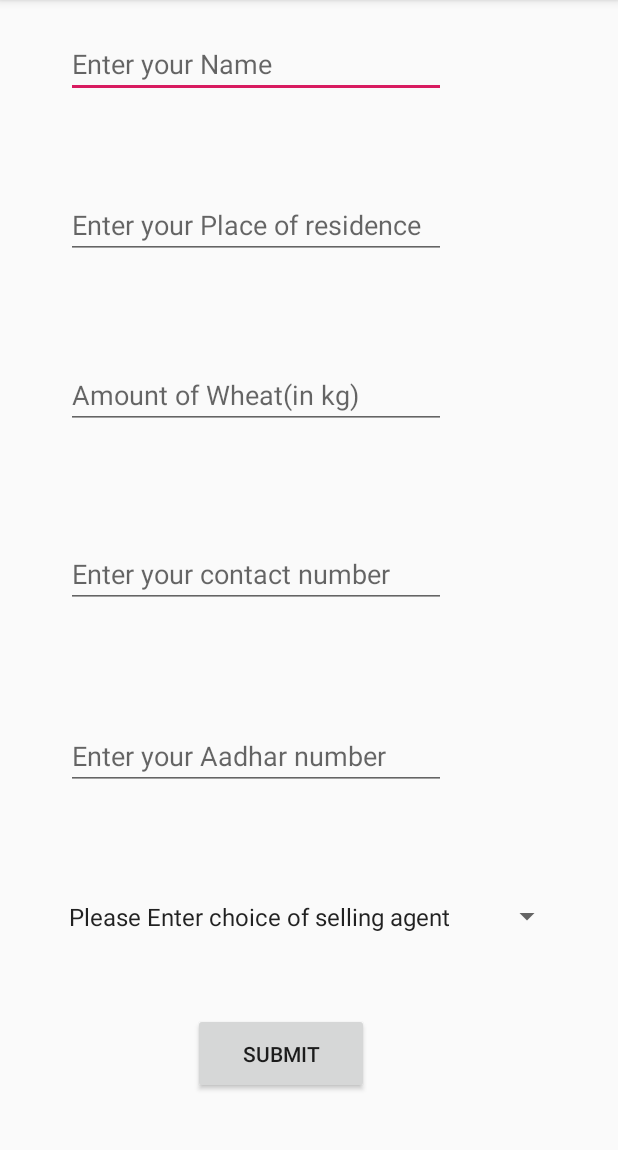
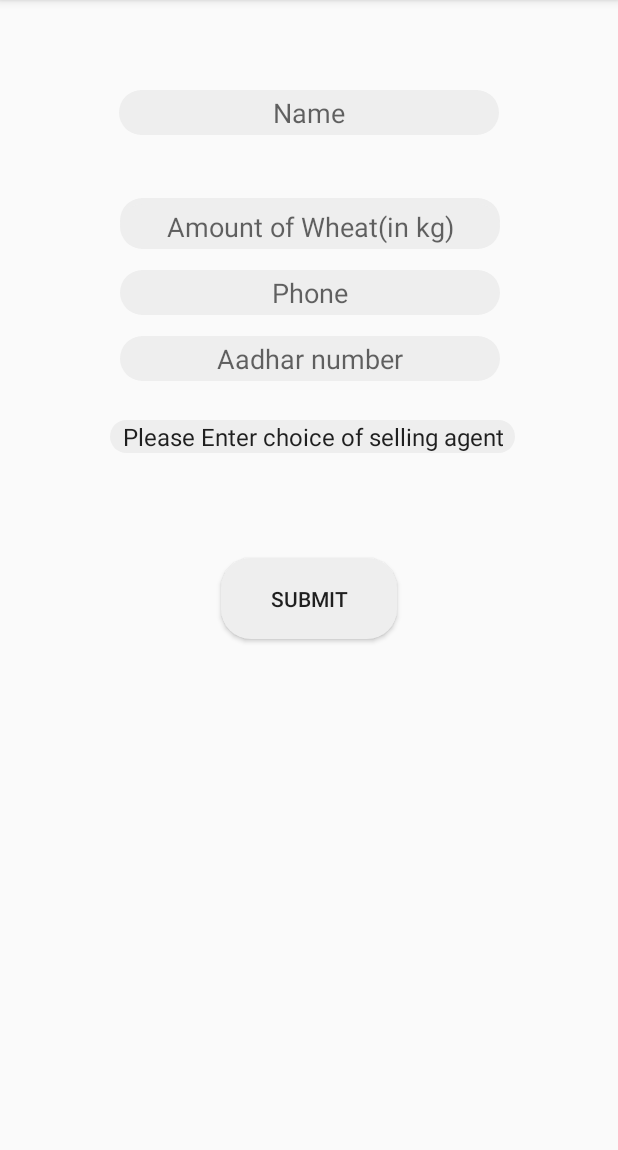
Before and after one commit to abhi211199/Resedue, an Android app: the form screen opened directly, with no data from a screen before it, after a tap on "SUBMIT", on a phone screen of 412 x 824 dp, the part 84-1234 px from its top. Run offline under Robolectric (Android 15) with nearby library versions, the phone set to English and light mode, and no system bars; our stand-ins replace Firebase (no records; nobody signed in at launch, a user with empty details on screens opened directly).

```diff
--- a/app/src/main/AndroidManifest.xml
+++ b/app/src/main/AndroidManifest.xml
@@ -9,7 +9,7 @@
         android:roundIcon="@mipmap/ic_launcher_round"
         android:supportsRtl="true"
         android:theme="@style/AppTheme">
-        <activity android:name=".MainActivity">
+        <activity android:name=".client">
             <intent-filter>
                 <action android:name="android.intent.action.MAIN" />
 
@@ -17,6 +17,7 @@
             </intent-filter>
         </activity>
         <activity android:name=".server" />
+        <activity android:name=".MainActivity" />
         <activity android:name=".form"></activity>
     </application>
 
--- a/app/src/main/java/com/example/resedue/resedue/MainActivity.java
+++ b/app/src/main/java/com/example/resedue/resedue/MainActivity.java
@@ -9,6 +9,7 @@ import android.support.v7.widget.RecyclerView;
 import android.util.Log;
 import android.view.View;
 import android.widget.EditText;
+import android.widget.Toast;
 
 import com.google.firebase.database.DataSnapshot;
 import com.google.firebase.database.DatabaseError;
@@ -76,6 +77,7 @@ public class MainActivity extends AppCompatActivity {
 
             @Override
             public void onCancelled(DatabaseError error) {
+                Toast.makeText(MainActivity.this, "No Entries found!!", Toast.LENGTH_SHORT).show();
                 Log.w("Hello", "Failed to read value.", error.toException());
             }
         });
--- a/app/src/main/java/com/example/resedue/resedue/form.java
+++ b/app/src/main/java/com/example/resedue/resedue/form.java
@@ -62,21 +62,29 @@ public class form extends AppCompatActivity {
     //getting values of form
     public void getVal()
     {
-        user.setAddress(name.getText().toString());
+        user.setAddress(add.getText().toString());
         user.setMob(mob.getText().toString());
         user.setName(name.getText().toString());
         user.setWt(wt.getText().toString());
-        user.setSell(s.toString());
+        user.setSell(s);
         user.setStatus("PENDING");
     }
 
+    public boolean check()
+    {
+        if(((name.getText().toString()).isEmpty())||((mob.getText().toString()).isEmpty())||((add.getText().toString()).isEmpty())||((wt.getText().toString()).isEmpty())||(s.equals("Please Enter choice of selling agent"))) {
+            return true;
+        }
+        return false;
+    }
     //adding values in database
-    public void add(View view)
-    {
-        final Date currentTime = Calendar.getInstance().getTime();
+    public void add(View view) {
+        if (check()) {
+            Toast.makeText(form.this, "Please enter proper details!!", Toast.LENGTH_SHORT).show();
+        } else {
             getVal();
-        database=FirebaseDatabase.getInstance();
-        ref=database.getReference("users");
+            database = FirebaseDatabase.getInstance();
+            ref = database.getReference("users");
             key = ref.push().getKey();
 //        Toast.makeText(this,key,Toast.LENGTH_LONG).show();
             ref.addListenerForSingleValueEvent(new ValueEventListener() {
@@ -84,7 +92,7 @@ public class form extends AppCompatActivity {
                 public void onDataChange(@NonNull DataSnapshot dataSnapshot) {
                     getVal();
                     ref.child(id.getText().toString()).child(key).setValue(user);
-                Toast.makeText(form.this,"success".toString(),Toast.LENGTH_SHORT).show();
+                    Toast.makeText(form.this, "Data Successfully entered!!", Toast.LENGTH_SHORT).show();
                 }
 
                 @Override
@@ -95,3 +103,4 @@ public class form extends AppCompatActivity {
 
         }
     }
+}
--- /dev/null
+++ b/app/src/main/res/drawable/button.xml
@@ -0,0 +1,7 @@
+<?xml version="1.0" encoding="utf-8"?>
+<shape xmlns:android="http://schemas.android.com/apk/res/android"
+    android:shape="rectangle">
+    <solid android:color="#EEEEEE"/>
+    <corners
+        android:radius="20dp" />
+</shape>
--- /dev/null
+++ b/app/src/main/res/drawable/edittext.xml
@@ -0,0 +1,7 @@
+<?xml version="1.0" encoding="utf-8"?>
+<shape xmlns:android="http://schemas.android.com/apk/res/android"
+    android:shape="rectangle" android:padding="10dp">
+    <solid android:color="#EEEEEE"/>
+    <corners
+        android:radius="20dp"/>
+</shape>
--- a/app/src/main/res/layout/activity_form.xml
+++ b/app/src/main/res/layout/activity_form.xml
@@ -1,6 +1,7 @@
 <?xml version="1.0" encoding="utf-8"?>
 <android.support.constraint.ConstraintLayout xmlns:android="http://schemas.android.com/apk/res/android"
     xmlns:app="http://schemas.android.com/apk/res-auto"
+    android:orientation="vertical"
     xmlns:tools="http://schemas.android.com/tools"
     android:layout_width="match_parent"
     android:layout_height="match_parent"
@@ -9,136 +10,123 @@
     <EditText
         android:id="@+id/name"
         android:layout_width="253dp"
-        android:layout_height="wrap_content"
-        android:layout_marginStart="8dp"
-        android:layout_marginLeft="8dp"
+        android:layout_height="30dp"
         android:layout_marginTop="8dp"
-        android:layout_marginEnd="8dp"
-        android:layout_marginRight="8dp"
         android:layout_marginBottom="8dp"
+        android:background="@drawable/edittext"
         android:ems="10"
-        android:hint="Enter your Name"
+        android:gravity="center"
+        android:hint="Name"
         android:inputType="textPersonName"
+        android:textAlignment="center"
         app:layout_constraintBottom_toBottomOf="parent"
-        app:layout_constraintEnd_toEndOf="parent"
-        app:layout_constraintHorizontal_bias="0.252"
-        app:layout_constraintStart_toStartOf="parent"
+        app:layout_constraintLeft_toLeftOf="parent"
+        app:layout_constraintRight_toRightOf="parent"
         app:layout_constraintTop_toTopOf="parent"
-        app:layout_constraintVertical_bias="0.017" />
+        app:layout_constraintVertical_bias="0.072" />
 
     <EditText
         android:id="@+id/address"
         android:layout_width="253dp"
-        android:layout_height="wrap_content"
-        android:layout_marginStart="8dp"
+        android:layout_height="30dp"
         android:layout_marginLeft="8dp"
         android:layout_marginTop="8dp"
-        android:layout_marginEnd="8dp"
         android:layout_marginRight="8dp"
         android:layout_marginBottom="8dp"
+        android:background="@drawable/edittext"
         android:ems="10"
-        android:hint="Enter your Place of residence"
+        android:gravity="center"
+        android:hint="Residence"
         android:inputType="textPersonName"
+        android:textAlignment="center"
         app:layout_constraintBottom_toBottomOf="parent"
-        app:layout_constraintEnd_toEndOf="parent"
-        app:layout_constraintHorizontal_bias="0.252"
-        app:layout_constraintStart_toStartOf="parent"
+        app:layout_constraintHorizontal_bias="0.504"
+        app:layout_constraintLeft_toLeftOf="parent"
+        app:layout_constraintRight_toRightOf="parent"
         app:layout_constraintTop_toTopOf="parent"
-        app:layout_constraintVertical_bias="0.169" />
+        app:layout_constraintVertical_bias="0.172" />
 
     <EditText
         android:id="@+id/wt"
         android:layout_width="253dp"
-        android:layout_height="wrap_content"
-        android:layout_marginStart="8dp"
+        android:layout_height="30dp"
         android:layout_marginLeft="8dp"
-        android:layout_marginTop="8dp"
-        android:layout_marginEnd="8dp"
+        android:layout_marginTop="136dp"
         android:layout_marginRight="8dp"
-        android:layout_marginBottom="8dp"
+        android:background="@drawable/edittext"
         android:ems="10"
+        android:gravity="center"
         android:hint="Amount of Wheat(in kg)"
         android:inputType="textPersonName"
-        app:layout_constraintBottom_toBottomOf="parent"
-        app:layout_constraintEnd_toEndOf="parent"
-        app:layout_constraintHorizontal_bias="0.252"
-        app:layout_constraintStart_toStartOf="parent"
-        app:layout_constraintTop_toTopOf="parent"
-        app:layout_constraintVertical_bias="0.329" />
+        android:textAlignment="center"
+        app:layout_constraintHorizontal_bias="0.504"
+        app:layout_constraintLeft_toLeftOf="parent"
+        app:layout_constraintRight_toRightOf="parent"
+        app:layout_constraintTop_toTopOf="parent" />
 
     <EditText
         android:id="@+id/mob"
         android:layout_width="253dp"
-        android:layout_height="wrap_content"
-        android:layout_marginStart="8dp"
+        android:layout_height="30dp"
         android:layout_marginLeft="8dp"
-        android:layout_marginTop="8dp"
-        android:layout_marginEnd="8dp"
+        android:layout_marginTop="180dp"
         android:layout_marginRight="8dp"
-        android:layout_marginBottom="8dp"
+        android:background="@drawable/edittext"
         android:ems="10"
-        android:hint="Enter your contact number"
+        android:gravity="center"
+        android:hint="Phone"
         android:inputType="textPersonName"
-        app:layout_constraintBottom_toBottomOf="parent"
-        app:layout_constraintEnd_toEndOf="parent"
-        app:layout_constraintHorizontal_bias="0.252"
-        app:layout_constraintStart_toStartOf="parent"
-        app:layout_constraintTop_toTopOf="parent"
-        app:layout_constraintVertical_bias="0.498" />
+        android:textAlignment="center"
+        app:layout_constraintHorizontal_bias="0.504"
+        app:layout_constraintLeft_toLeftOf="parent"
+        app:layout_constraintRight_toRightOf="parent"
+        app:layout_constraintTop_toTopOf="parent" />
 
     <EditText
         android:id="@+id/id"
         android:layout_width="253dp"
-        android:layout_height="wrap_content"
-        android:layout_marginStart="8dp"
+        android:layout_height="30dp"
         android:layout_marginLeft="8dp"
-        android:layout_marginTop="8dp"
-        android:layout_marginEnd="8dp"
+        android:layout_marginTop="224dp"
         android:layout_marginRight="8dp"
-        android:layout_marginBottom="8dp"
+        android:background="@drawable/edittext"
         android:ems="10"
-        android:hint="Enter your Aadhar number"
+        android:gravity="center"
+        android:hint="Aadhar number"
         android:inputType="textPersonName"
-        app:layout_constraintBottom_toBottomOf="parent"
-        app:layout_constraintEnd_toEndOf="parent"
-        app:layout_constraintHorizontal_bias="0.252"
-        app:layout_constraintStart_toStartOf="parent"
-        app:layout_constraintTop_toTopOf="parent"
-        app:layout_constraintVertical_bias="0.67" />
+        android:textAlignment="center"
+        app:layout_constraintHorizontal_bias="0.504"
+        app:layout_constraintLeft_toLeftOf="parent"
+        app:layout_constraintRight_toRightOf="parent"
+        app:layout_constraintTop_toTopOf="parent" />
 
     <Spinner
         android:id="@+id/sell"
-        android:layout_width="337dp"
-        android:layout_height="43dp"
-        android:layout_marginStart="8dp"
+        android:layout_width="wrap_content"
+        android:layout_height="wrap_content"
         android:layout_marginLeft="8dp"
-        android:layout_marginTop="8dp"
-        android:layout_marginEnd="8dp"
+        android:layout_marginTop="280dp"
         android:layout_marginRight="8dp"
-        android:layout_marginBottom="8dp"
-        app:layout_constraintBottom_toBottomOf="parent"
-        app:layout_constraintEnd_toEndOf="parent"
+        android:background="@drawable/edittext"
+        android:gravity="center"
+        android:textAlignment="center"
         app:layout_constraintHorizontal_bias="0.516"
-        app:layout_constraintStart_toStartOf="parent"
-        app:layout_constraintTop_toTopOf="parent"
-        app:layout_constraintVertical_bias="0.82" />
+        app:layout_constraintLeft_toLeftOf="parent"
+        app:layout_constraintRight_toRightOf="parent"
+        app:layout_constraintTop_toTopOf="parent" />
 
     <Button
         android:id="@+id/submit"
+        android:background="@drawable/button"
         android:layout_width="117dp"
         android:layout_height="54dp"
-        android:layout_marginStart="8dp"
         android:layout_marginLeft="8dp"
-        android:layout_marginTop="8dp"
-        android:layout_marginEnd="8dp"
+        android:layout_marginTop="372dp"
         android:layout_marginRight="8dp"
-        android:layout_marginBottom="8dp"
         android:onClick="add"
         android:text="SUBMIT"
-        app:layout_constraintBottom_toBottomOf="parent"
-        app:layout_constraintEnd_toEndOf="parent"
-        app:layout_constraintHorizontal_bias="0.434"
-        app:layout_constraintStart_toStartOf="parent"
-        app:layout_constraintTop_toTopOf="parent"
-        app:layout_constraintVertical_bias="0.956" />
+        app:layout_constraintHorizontal_bias="0.501"
+        app:layout_constraintLeft_toLeftOf="parent"
+        app:layout_constraintRight_toRightOf="parent"
+        app:layout_constraintTop_toTopOf="parent" />
 </android.support.constraint.ConstraintLayout>
```
Also changed, not shown: app/src/main/java/com/example/resedue/resedue/client.java (added, +26 -0 lines), app/src/main/res/layout/activity_client.xml (added, +64 -0 lines), app/src/main/res/layout/activity_main.xml (+28 -19 lines), app/src/main/res/layout/card1.xml (+25 -6 lines). Lines whose indentation alone changed are shown as unchanged.
